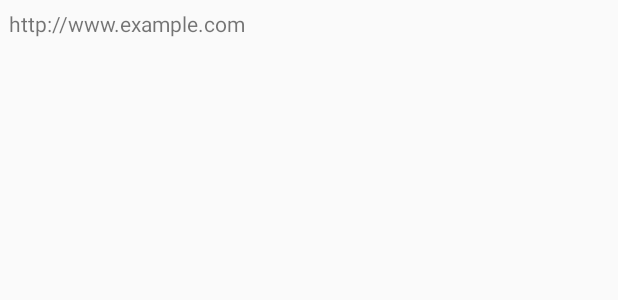
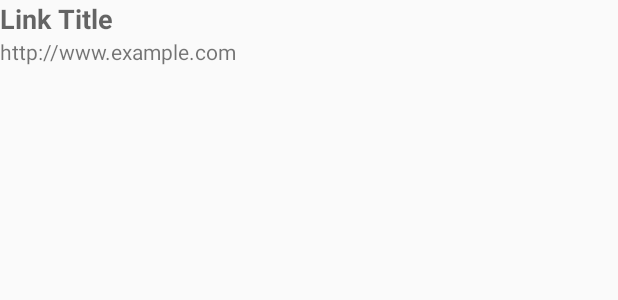
Before and after one commit to fbis251/Linky, an Android app: the layout content_link.xml on its own in the app's theme, with its tools: preview values and no code run, on a phone screen of 412 x 824 dp. Shown: the top 300 px of the screen. Run offline under Robolectric (Android 15) with nearby library versions, the phone set to English and light mode, and no system bars.

Commit message:
content_link: Allow showing link title

```diff
--- a/app/src/main/res/layout/content_link.xml
+++ b/app/src/main/res/layout/content_link.xml
@@ -2,13 +2,20 @@
               xmlns:tools="http://schemas.android.com/tools"
               android:layout_width="wrap_content"
               android:layout_height="?android:attr/listPreferredItemHeight"
-              android:orientation="horizontal"
-              android:padding="6dip">
+              android:orientation="vertical">
+
+    <TextView
+        android:id="@+id/link_title"
+        android:layout_width="match_parent"
+        android:layout_height="wrap_content"
+        android:textAppearance="?android:attr/textAppearanceMedium"
+        android:textStyle="bold"
+        tools:text="Link Title"/>
 
     <TextView
         android:id="@+id/link_url"
         android:layout_width="match_parent"
-        android:layout_height="match_parent"
+        android:layout_height="wrap_content"
         tools:text="http://www.example.com"/>
 
 </LinearLayout>
--- a/app/src/main/res/layout/content_links_list.xml
+++ b/app/src/main/res/layout/content_links_list.xml
@@ -5,12 +5,14 @@
     xmlns:tools="http://schemas.android.com/tools"
     android:layout_width="match_parent"
     android:layout_height="match_parent"
+    android:layout_marginLeft="@dimen/activity_horizontal_margin"
+    android:layout_marginRight="@dimen/activity_horizontal_margin"
     android:layout_marginTop="?android:attr/actionBarSize"
     tools:context=".LinksListActivity"
     tools:showIn="@layout/activity_links_list">
 
     <android.support.v7.widget.RecyclerView
-        android:id="@+id/my_recycler_view"
+        android:id="@+id/links_recycler_view"
         android:layout_width="match_parent"
         android:layout_height="match_parent"
         android:scrollbars="vertical"/>
--- a/app/src/main/res/values/strings.xml
+++ b/app/src/main/res/values/strings.xml
@@ -1,6 +1,9 @@
 <resources>
     <string name="app_name">Saved Links</string>
     <string name="title_add_link">Add Link</string>
+
+    <!-- LinksListActivity strings -->
+    <string name="action_retry">Retry</string>
     <string name="action_settings">Settings</string>
 
     <!-- Strings related to login -->
```
